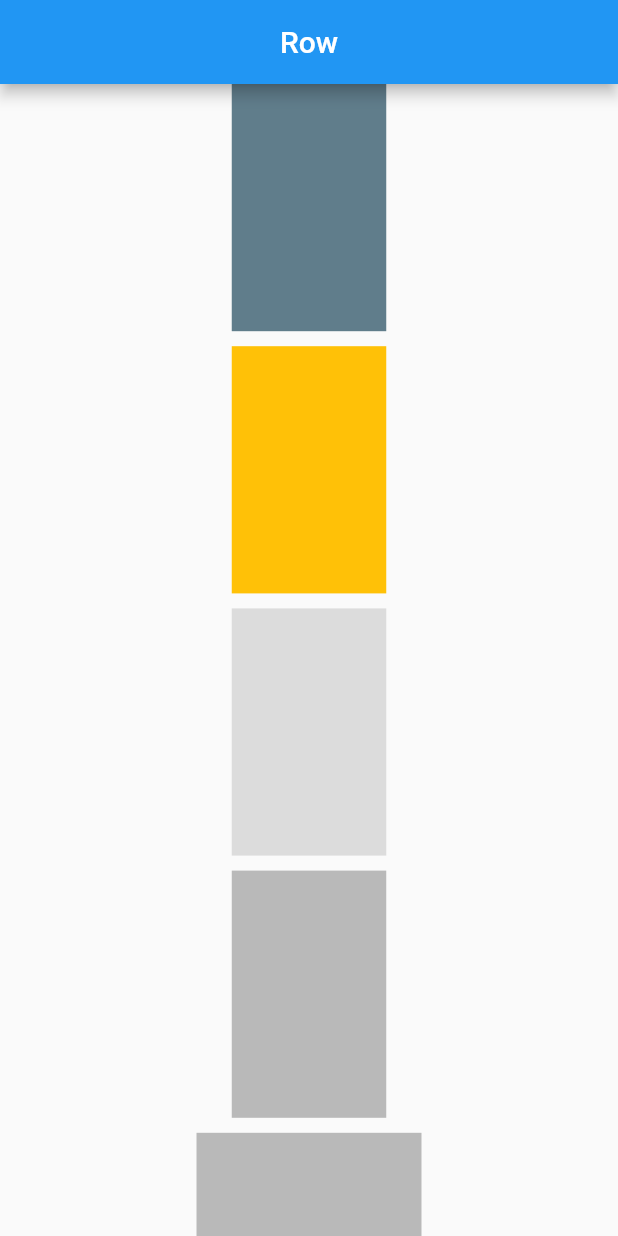
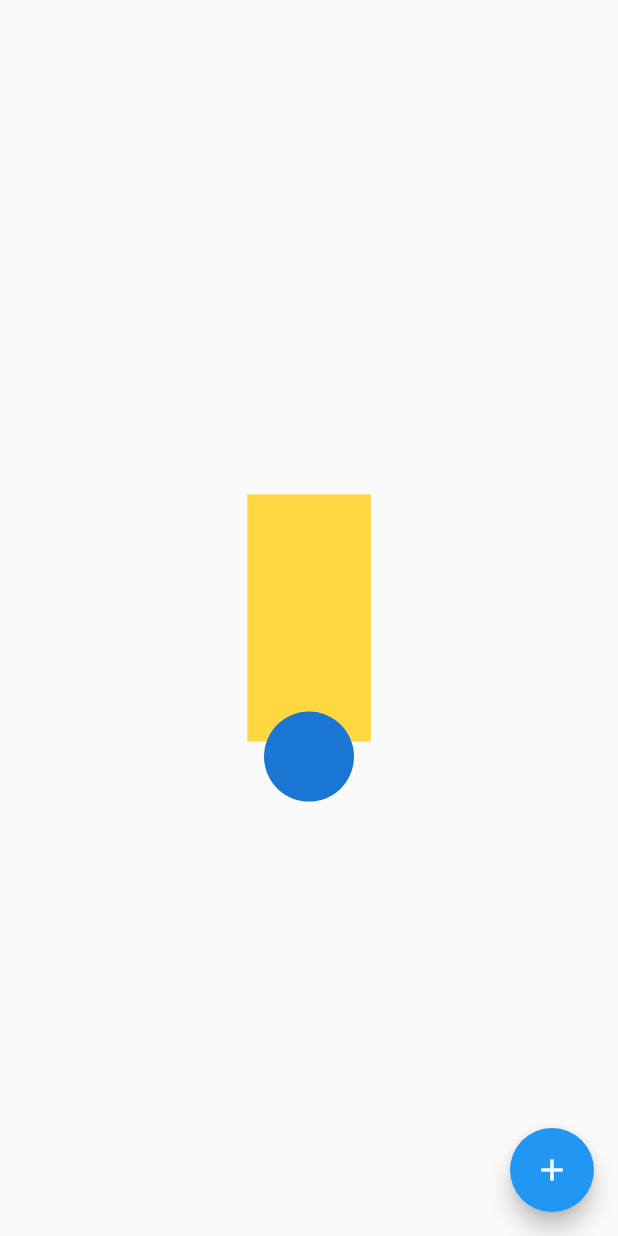
Before and after one commit to azizulhoq953/Dart-prjt-prt, a Flutter app: the screen it shows after launch, on a phone screen of 412 x 824 dp. Run offline on Flutter 3.47's test engine with Material 2 defaults, Android fonts, the phone set to English and light mode, and no system bars.

Commit message:
stk-postnd

```diff
--- a/Flutter-project/basic/lib/main.dart
+++ b/Flutter-project/basic/lib/main.dart
@@ -3,6 +3,99 @@
 import 'package:flutter/material.dart';
 
 void main()=> runApp(MyApp());
+
+
+
+class MyApp extends StatelessWidget{
+  @override
+  Widget build(BuildContext context) {
+  return MaterialApp(
+    debugShowCheckedModeBanner: false,
+    home:Homepage()
+  );
+
+  }
+}
+
+
+class Homepage extends StatelessWidget{
+@override
+Widget build(BuildContext context){
+  return MaterialApp(
+home: SafeArea(
+  child:   Scaffold(
+    floatingActionButton: FloatingActionButton(onPressed: (){},
+
+    child: Icon(Icons.add),),
+
+    body: Center(
+
+      child: Stack(alignment: Alignment.bottomCenter,
+
+      clipBehavior: Clip.none,
+
+     //overflow: Overflow.visible,
+
+     children: <Widget>[
+
+      Container(
+
+        height: MediaQuery.of(context).size.height/5,
+
+        width: MediaQuery.of(context).size.width/5,
+
+        color: Colors.amberAccent,
+
+      ),
+
+      Positioned(bottom: -40,
+
+      child: CircleAvatar(
+
+        radius: 30,
+
+      ),)
+
+     ],
+
+      ),
+
+    ),
+
+  ),
+),
+  );
+}
+
+}
+
+// class MyApp extends StatelessWidget{
+//   @override
+//   Widget build(BuildContext context){
+//     return MaterialApp(
+//       debugShowCheckedModeBanner: false,
+//       home: SafeArea(
+
+//         child: Scaffold(
+//  appBar: AppBar(title: Center(child: Text("Home Page ")),),
+//           body: ListView(
+//             children: <Widget>[
+//               ListTile(
+//                 title: Text("I'm Learning This"),
+//                 subtitle: Text("Applications Create"),
+//                 leading: CircleAvatar(child: Icon(Icons.message),),
+//                 trailing: Icon(Icons.add_a_photo),
+//               )
+//             ],
+//           ),
+//         ),
+//       ),
+//     );
+//   }
+// }
+
+
+
 
 // class MyApp extends StatelessWidget{
 //   @override
@@ -25,90 +118,73 @@
 
 
 
+
+
 // class MyApp extends StatelessWidget{
 //   @override
-//   Widget build(BuildContext context){
-//     return MaterialApp(
-//       debugShowCheckedModeBanner: false,
-//       home:SafeArea(
-//         child: Scaffold(
+//   Widget build(BuildContext context) {
+//   return MaterialApp(
+//     debugShowCheckedModeBanner: false,
+//     home:Homepage()
+//   );
 
-//           body: Center(
-//             child: Container(
-//              // child: Image.asset("asset/name.jpg"),
-//               height: 200,
-//               width: 300,
-//               decoration: BoxDecoration(color:Colors.yellowAccent),
-//               child:Center(child: Text("I Love Coding I'm New This FrameWork Flutter",style: TextStyle(fontSize: 25, ),
-//                )),
+//   }
+// }
 
-//             ),
-//           ),
-//         ),
-//       ),
+
+// class Homepage extends StatelessWidget{
+//   @override
+//   Widget build(BuildContext context) {
+//       var screenheight = MediaQuery.of(context).size.height;
+//     var Containerheight = screenheight /5;
+//     var screenwidth =MediaQuery.of(context).size.width;
+//     var containerwidth =screenwidth /4;
+//     return SafeArea(child: Scaffold(appBar: AppBar(title: Center(child: Text("Home Page")),
+//     ),
+//     body: ListView(
+//       children: [
+//         Column(children: <Widget> [
+//           ListTile(
+//             title: Text("My Pasion"),
+//             subtitle: Text("Is A coding Any Programming Language"),
+//             leading: CircleAvatar(child: Icon(Icons.message)),
+//             trailing: Icon(Icons.add_a_photo),
+//           )
+        // Container(
+        //   height: Containerheight,
+        //   // height: MediaQuery.of(context).size.height/5,
+        //   width:containerwidth,
+        //   color: Colors.blueGrey,
+        // ),
+        // SizedBox(height: 10,),
+        //   Container(
+        //   height: MediaQuery.of(context).size.height/5,
+        //   width: MediaQuery.of(context).size.width/4,
+        //   color: Colors.amber,
+        // ),
+        // SizedBox(height: 10,),
+        //   Container(
+        //   height: MediaQuery.of(context).size.height/5,
+        //   width: MediaQuery.of(context).size.width/4,
+        //   color: Colors.black12,
+        // ),
+        // SizedBox(height: 10,),
+        //   Container(
+        //   height: MediaQuery.of(context).size.height/5,
+        //   width: MediaQuery.of(context).size.width/4,
+        //   color: Colors.black26,
+        // ),
+        //  SizedBox(height: 10,),
+        //   Container(
+        //   height: 200,
+        //   width: 150,
+        //   color: Colors.black26,
+        // )
+
+//       ]),
+//       ],
+//     ),
+//     )
 //     );
 //   }
 // }
-
-class MyApp extends StatelessWidget{
-  @override
-  Widget build(BuildContext context) {
-  return MaterialApp(
-    debugShowCheckedModeBanner: false,
-    home:Homepage()
-  );
-
-  }
-}
-
-
-class Homepage extends StatelessWidget{
-  @override
-  Widget build(BuildContext context) {
-      var screenheight = MediaQuery.of(context).size.height;
-    var Containerheight = screenheight /5;
-    var screenwidth =MediaQuery.of(context).size.width;
-    var containerwidth =screenwidth /4;
-    return SafeArea(child: Scaffold(appBar: AppBar(title: Center(child: Text("Row")),
-    ),
-    body: ListView(
-      children: [
-        Column(children: <Widget> [
-        Container(
-          height: Containerheight,
-          // height: MediaQuery.of(context).size.height/5,
-          width:containerwidth,
-          color: Colors.blueGrey,
-        ),
-        SizedBox(height: 10,),
-          Container(
-          height: MediaQuery.of(context).size.height/5,
-          width: MediaQuery.of(context).size.width/4,
-          color: Colors.amber,
-        ),
-        SizedBox(height: 10,),
-          Container(
-          height: MediaQuery.of(context).size.height/5,
-          width: MediaQuery.of(context).size.width/4,
-          color: Colors.black12,
-        ),
-        SizedBox(height: 10,),
-          Container(
-          height: MediaQuery.of(context).size.height/5,
-          width: MediaQuery.of(context).size.width/4,
-          color: Colors.black26,
-        ),
-         SizedBox(height: 10,),
-          Container(
-          height: 200,
-          width: 150,
-          color: Colors.black26,
-        )
-
-      ]),
-      ],
-    ),
-    )
-    );
-  }
-}
```
